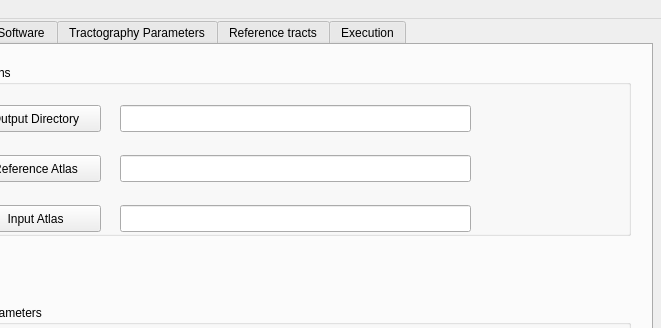
This is AutoTract.ui in wendyuu/AutoTract as Qt 5 draws it before an edit; both pictures show x 82 to 743 and y 0 to 328 of the 743 by 760 pixel window. The edited form follows.
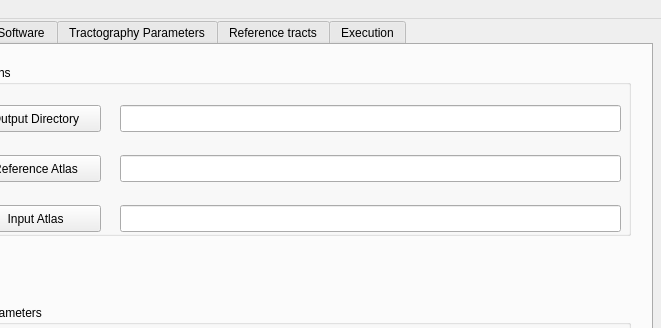
This is the edited form. The open tabs and pages were chosen to show the change.

Patch:
```diff
--- a/AutoTract.ui
+++ b/AutoTract.ui
@@ -118,7 +118,7 @@
          <rect>
           <x>170</x>
           <y>40</y>
-          <width>351</width>
+          <width>501</width>
           <height>27</height>
          </rect>
         </property>
@@ -128,7 +128,7 @@
          <rect>
           <x>170</x>
           <y>90</y>
-          <width>351</width>
+          <width>501</width>
           <height>27</height>
          </rect>
         </property>
@@ -138,7 +138,7 @@
          <rect>
           <x>170</x>
           <y>140</y>
-          <width>351</width>
+          <width>501</width>
           <height>27</height>
          </rect>
         </property>
```
Left out of the diff: 6 changed lines with no effect on the pictures.
